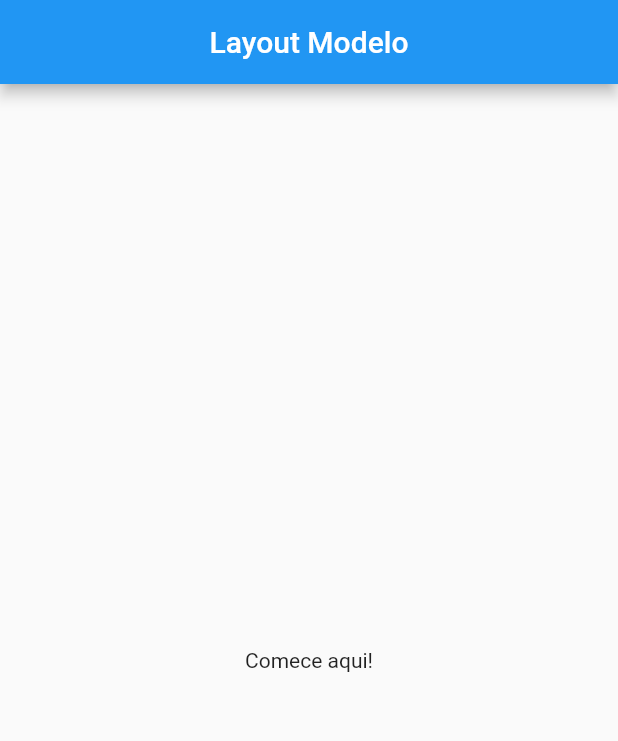
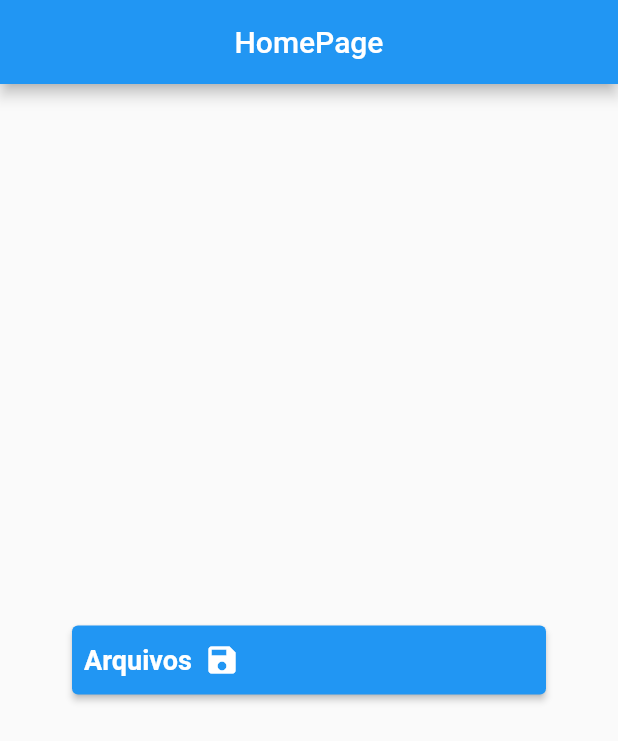
Before and after one commit to Mannelz/Flutter, a Flutter app: the HomePage screen opened directly, on a phone screen of 412 x 824 dp. Shown: the top 741 px of the screen. Run offline on Flutter 3.47's test engine with Material 2 defaults, Android fonts, the phone set to English and light mode, and no system bars; our stand-ins replace fluttertoast; project files that could hold a hidden picture were left out.

Commit message:
create navegacao manual

```diff
--- /dev/null
+++ b/base_application/lib/navegacao_manual/home_page.dart
@@ -0,0 +1,57 @@
+import 'package:flutter/material.dart';
+import 'arquivos_page.dart';
+
+class HomePage extends StatelessWidget
+{
+  const HomePage({super.key});
+
+  @override
+  Widget build(BuildContext context)
+  {
+    return Scaffold
+    (
+      appBar: AppBar
+      (
+        title: const Text("HomePage"),
+        centerTitle: true,
+      ),
+
+      body: Center
+      (
+        child: ElevatedButton
+            (
+              onPressed: ()
+              {
+                Navigator.push
+                (
+                  context,
+                  MaterialPageRoute
+                  (
+                    builder: (context) => ArquivosPage(),
+                  )
+                );
+              },
+              style: ElevatedButton.styleFrom
+              (
+                padding: const EdgeInsets.all(8),
+                textStyle: const TextStyle(fontSize: 18, fontWeight: FontWeight.bold)
+              ),
+              child: const SizedBox
+              (
+                width: 300,
+                height: 30,
+                child: Row
+                (
+                  children:
+                  [
+                    Text("Arquivos"),
+                    SizedBox(width: 8,),
+                    Icon(Icons.save)
+                  ],
+                ),
+              ),
+            ),
+      ),
+    );
+  }
+}
--- a/base_application/lib/navegacao_manual/main.dart
+++ b/base_application/lib/navegacao_manual/main.dart
@@ -1,4 +1,5 @@
 import 'package:flutter/material.dart';
+import 'home_page.dart';
 
 main() => runApp(const MyApp());
 
@@ -20,26 +21,3 @@ class MyApp extends StatelessWidget
     );
   }
 }
-
-class HomePage extends StatelessWidget
-{
-  const HomePage({super.key});
-
-  @override
-  Widget build(BuildContext context)
-  {
-    return Scaffold
-    (
-      appBar: AppBar
-      (
-        title: const Text("Layout Modelo"),
-        centerTitle: true,
-      ),
-
-      body: const Center
-      (
-        child: Text("Comece aqui!"),
-      ),
-    );
-  }
-}
```
Also changed, not shown: base_application/lib/navegacao_manual/arquivos_page.dart (added, +43 -0 lines).
